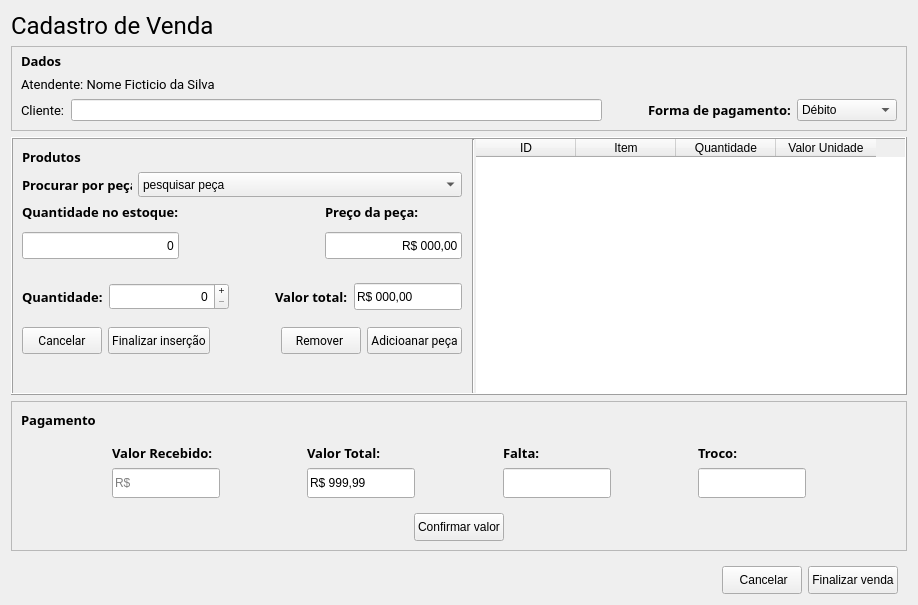
Old version of the form view/sale.ui in the repository PedroGregori/Projeto_Integrador--SENAC_BA-2022.
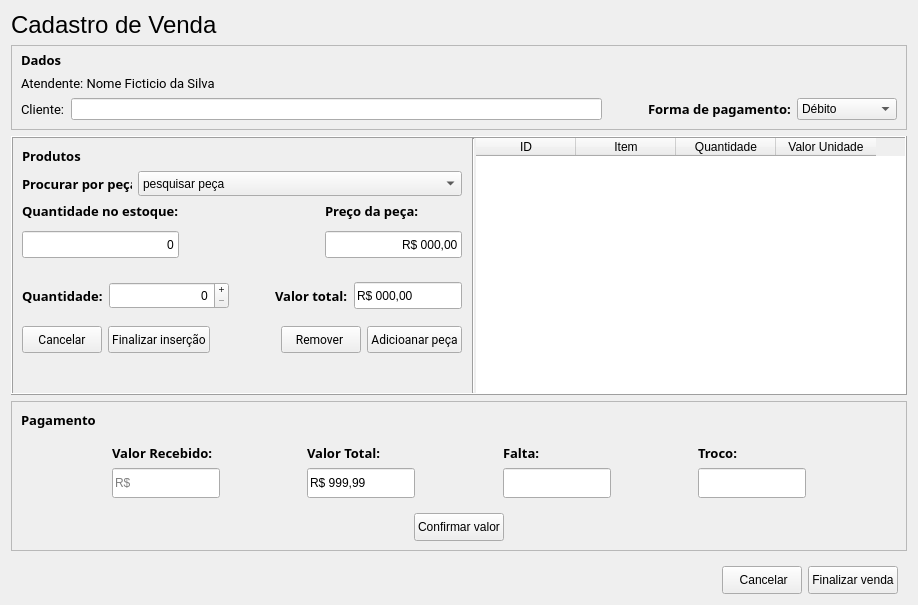
New version of the form.

```diff
--- a/view/sale.ui
+++ b/view/sale.ui
@@ -18,7 +18,7 @@
     <widget class="QLabel" name="title">
      <property name="font">
       <font>
-       <family>Roboto</family>
+       <family>MS Shell Dlg 2</family>
        <pointsize>18</pointsize>
       </font>
      </property>
```
